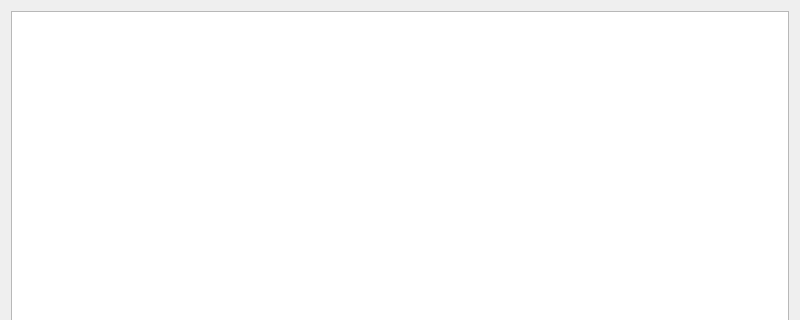
Wohlstand/OPL3BankEditor, file src/bank_comparison.ui: the form before one commit; both pictures show x 0 to 800 and y 0 to 320 of the 800 by 600 pixel window.
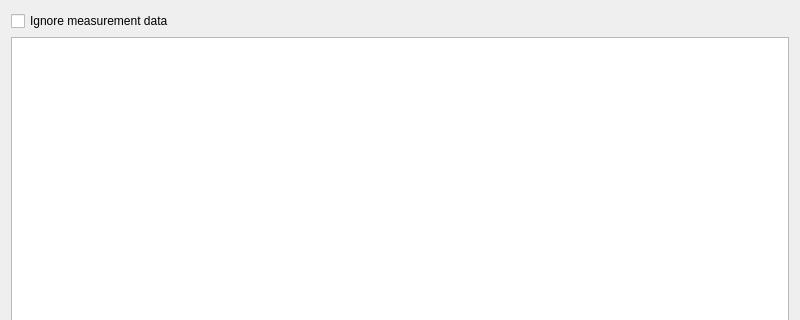
The form after the commit.

Commit message: comparison: option to disregard measurer differences

Patch:
```diff
--- a/src/bank_comparison.ui
+++ b/src/bank_comparison.ui
@@ -14,6 +14,30 @@
    <string>Bank comparison</string>
   </property>
   <layout class="QVBoxLayout" name="verticalLayout">
+   <item>
+    <layout class="QHBoxLayout" name="horizontalLayout">
+     <item>
+      <widget class="QCheckBox" name="chkIgnoreMeasurement">
+       <property name="text">
+        <string>Ignore measurement data</string>
+       </property>
+      </widget>
+     </item>
+     <item>
+      <spacer name="horizontalSpacer">
+       <property name="orientation">
+        <enum>Qt::Horizontal</enum>
+       </property>
+       <property name="sizeHint" stdset="0">
+        <size>
+         <width>40</width>
+         <height>20</height>
+        </size>
+       </property>
+      </spacer>
+     </item>
+    </layout>
+   </item>
    <item>
     <widget class="QTextBrowser" name="textBrowser"/>
    </item>
```
The commit also changes 2 other files.
